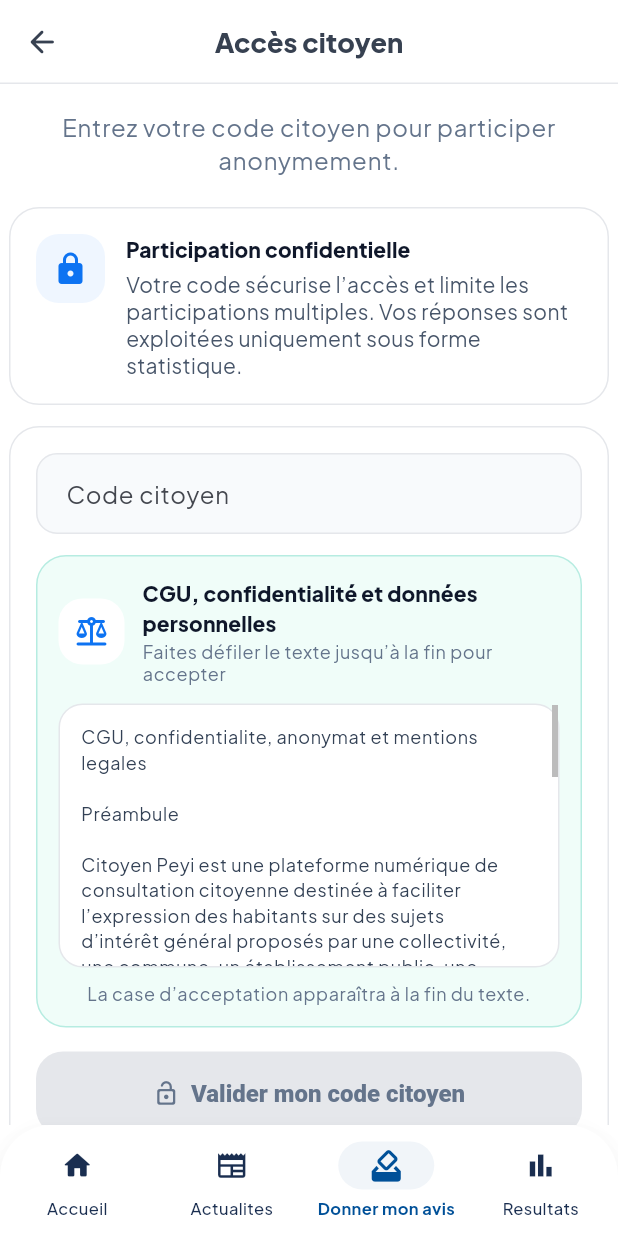
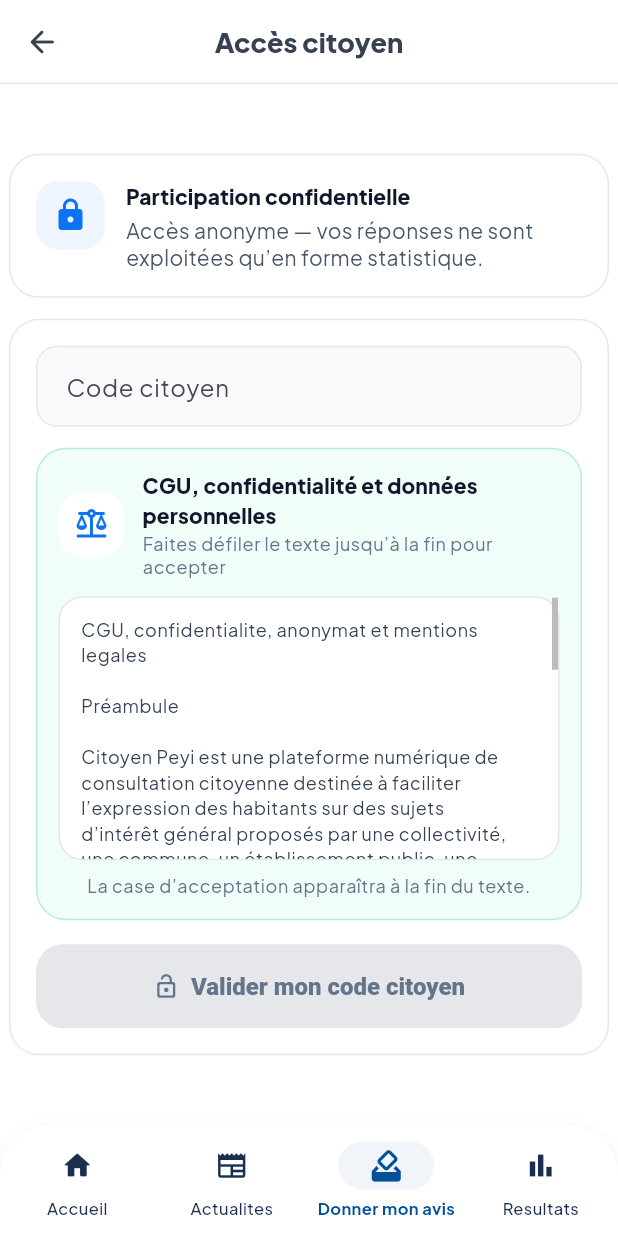
Before and after one commit to stef25fwi/citoyen-peyi, a Flutter app: the screen it shows after launch, after a tap on "Je participe", on a phone screen of 412 x 824 dp. Run offline on Flutter 3.47's test engine with Material 3 defaults, Android fonts, the phone set to English and light mode, and no system bars; our stand-ins replace cloud_firestore, firebase_auth, firebase_core, firebase_messaging, fl_chart, google_fonts and 3 more; missing offline and left inert: dart:html, firebase_app_check; accounts and stored records are empty.

Commit message:
feat(ui): home logo +35% remonte, status bar gradient, bouton Je participe le plus gros, textes EXPRIMEZ VOUS uniformes ; page accès citoyen textes épurés

```diff
--- a/flutter_app/lib/pages/access_citizen_page.dart
+++ b/flutter_app/lib/pages/access_citizen_page.dart
@@ -27,7 +27,6 @@
 class _AccessCitizenPageState extends State<AccessCitizenPage> {
   static const _background = Colors.white;
   static const _foreground = Color(0xFF374151);
-  static const _mutedText = Color(0xFF64748B);
 
   final TextEditingController _codeController = TextEditingController();
 
@@ -194,15 +193,6 @@
               child: Column(
                 crossAxisAlignment: CrossAxisAlignment.stretch,
                 children: [
-                  Text(
-                    'Entrez votre code citoyen pour participer anonymement.',
-                    style: theme.textTheme.bodyLarge?.copyWith(
-                      color: _mutedText,
-                      height: 1.35,
-                    ),
-                    textAlign: TextAlign.center,
-                  ),
-                  const SizedBox(height: 20),
                   _ConfidentialityCard(theme: theme),
                   const SizedBox(height: 14),
                   _AccessFormCard(
@@ -217,24 +207,6 @@
                       unawaited(_setAcceptedLegalTerms(accepted)),
                     onCodeChanged: () => setState(() => _errorMessage = null),
                     onSubmit: _validateCitizenCode,
-                  ),
-                  const SizedBox(height: 18),
-                  Text(
-                    'Plateforme de consultation citoyenne anonyme.',
-                    style: theme.textTheme.bodyMedium?.copyWith(
-                      color: _mutedText,
-                      height: 1.25,
-                    ),
-                    textAlign: TextAlign.center,
-                  ),
-                  const SizedBox(height: 10),
-                  Text(
-                    'En se connectant à son compte, l’utilisateur accepte les CGU et la politique de confidentialité.',
-                    style: theme.textTheme.bodySmall?.copyWith(
-                      color: _mutedText,
-                      height: 1.25,
-                    ),
-                    textAlign: TextAlign.center,
                   ),
                 ],
               ),
@@ -293,7 +265,7 @@
                   ),
                   const SizedBox(height: 4),
                   Text(
-                    'Votre code sécurise l’accès et limite les participations multiples. Vos réponses sont exploitées uniquement sous forme statistique.',
+                    'Accès anonyme — vos réponses ne sont exploitées qu’en forme statistique.',
                     style: theme.textTheme.bodyMedium?.copyWith(
                       color: const Color(0xFF475569),
                       height: 1.32,
--- a/flutter_app/lib/pages/home_page.dart
+++ b/flutter_app/lib/pages/home_page.dart
@@ -19,9 +19,9 @@
   static const String logoPath =
       'assets/citoyen_peyi/logo_citoyen_peyi_transparent.webp';
 
-  // Status bar blanche + texte/icones noirs, uniquement sur la page d'accueil.
+  // Status bar couleur du gradient de la page d'accueil.
   static const _statusBarStyle = SystemUiOverlayStyle(
-    statusBarColor: Colors.white,
+    statusBarColor: Color(0xFF9BE4FF),
     statusBarIconBrightness: Brightness.dark,
     statusBarBrightness: Brightness.light,
   );
@@ -97,14 +97,13 @@
             ),
           ),
         ),
-        // Bande blanche derriere la status bar (necessaire sur iOS ou elle est
-        // transparente et laisse voir le fond de la page en dessous).
+        // Bande couleur gradient derriere la status bar.
         Positioned(
           top: 0,
           left: 0,
           right: 0,
           height: MediaQuery.paddingOf(context).top,
-          child: const ColoredBox(color: Colors.white),
+          child: const ColoredBox(color: Color(0xFF9BE4FF)),
         ),
         SafeArea(
           child: LayoutBuilder(
@@ -208,19 +207,19 @@
   @override
   Widget build(BuildContext context) {
     final targetHeight = switch (layout) {
-      _HomeLayout.mobile => 228.0,
-      _HomeLayout.tablet => 340.0,
-      _HomeLayout.desktop => 380.0,
+      _HomeLayout.mobile => 267.0,
+      _HomeLayout.tablet => 377.0,
+      _HomeLayout.desktop => 419.0,
     };
     final minHeight = switch (layout) {
-      _HomeLayout.mobile => 208.0,
-      _HomeLayout.tablet => 320.0,
-      _HomeLayout.desktop => 360.0,
+      _HomeLayout.mobile => 231.0,
+      _HomeLayout.tablet => 340.0,
+      _HomeLayout.desktop => 371.0,
     };
     final maxHeight = switch (layout) {
-      _HomeLayout.mobile => 248.0,
-      _HomeLayout.tablet => 360.0,
-      _HomeLayout.desktop => 400.0,
+      _HomeLayout.mobile => 292.0,
+      _HomeLayout.tablet => 431.0,
+      _HomeLayout.desktop => 474.0,
     };
     final verticalPadding = switch (layout) {
       _HomeLayout.mobile => 0.0,
@@ -261,10 +260,15 @@
       _HomeLayout.tablet => 24.0,
       _HomeLayout.desktop => 28.0,
     };
-    final verticalPadding = switch (layout) {
-      _HomeLayout.mobile => 6.0,
-      _HomeLayout.tablet => 14.0,
-      _HomeLayout.desktop => 18.0,
+    final topPad = switch (layout) {
+      _HomeLayout.mobile => 4.0,
+      _HomeLayout.tablet => 8.0,
+      _HomeLayout.desktop => 10.0,
+    };
+    final bottomPad = switch (layout) {
+      _HomeLayout.mobile => 12.0,
+      _HomeLayout.tablet => 20.0,
+      _HomeLayout.desktop => 24.0,
     };
 
     return Container(
@@ -287,9 +291,11 @@
           ),
         ],
       ),
-      padding: EdgeInsets.symmetric(
-        horizontal: horizontalPadding,
-        vertical: verticalPadding,
+      padding: EdgeInsets.fromLTRB(
+        horizontalPadding,
+        topPad,
+        horizontalPadding,
+        bottomPad,
       ),
       child: Column(
         crossAxisAlignment: CrossAxisAlignment.stretch,
@@ -438,7 +444,7 @@
 
   Widget _mergedContent(BuildContext context) {
     final gap = layout == _HomeLayout.mobile ? 6.0 : 14.0;
-    final buttonHeight = layout == _HomeLayout.mobile ? 48.0 : 60.0;
+    final buttonHeight = layout == _HomeLayout.mobile ? 108.0 : 120.0;
 
     return Column(
       mainAxisAlignment: MainAxisAlignment.center,
@@ -457,7 +463,7 @@
                 borderRadius: BorderRadius.circular(999),
               ),
               textStyle: TextStyle(
-                fontSize: layout == _HomeLayout.mobile ? 16.0 : 18.0,
+                fontSize: layout == _HomeLayout.mobile ? 34.0 : 38.0,
                 fontWeight: FontWeight.w800,
               ),
             ),
@@ -474,8 +480,7 @@
   }
 
   Widget _buttonLeadText() {
-    final titleSize = layout == _HomeLayout.mobile ? 18.0 : 20.0;
-    final subtitleSize = layout == _HomeLayout.mobile ? 22.0 : 24.0;
+    final sharedSize = layout == _HomeLayout.mobile ? 22.0 : 24.0;
 
     return Column(
       children: [
@@ -484,7 +489,7 @@
           textAlign: TextAlign.center,
           style: TextStyle(
             color: _blue,
-            fontSize: titleSize,
+            fontSize: sharedSize,
             fontWeight: FontWeight.w700,
             letterSpacing: 1.2,
           ),
@@ -495,7 +500,7 @@
           textAlign: TextAlign.center,
           style: TextStyle(
             color: _blue,
-            fontSize: subtitleSize,
+            fontSize: sharedSize,
             fontWeight: FontWeight.w800,
             letterSpacing: 0.6,
           ),
```
